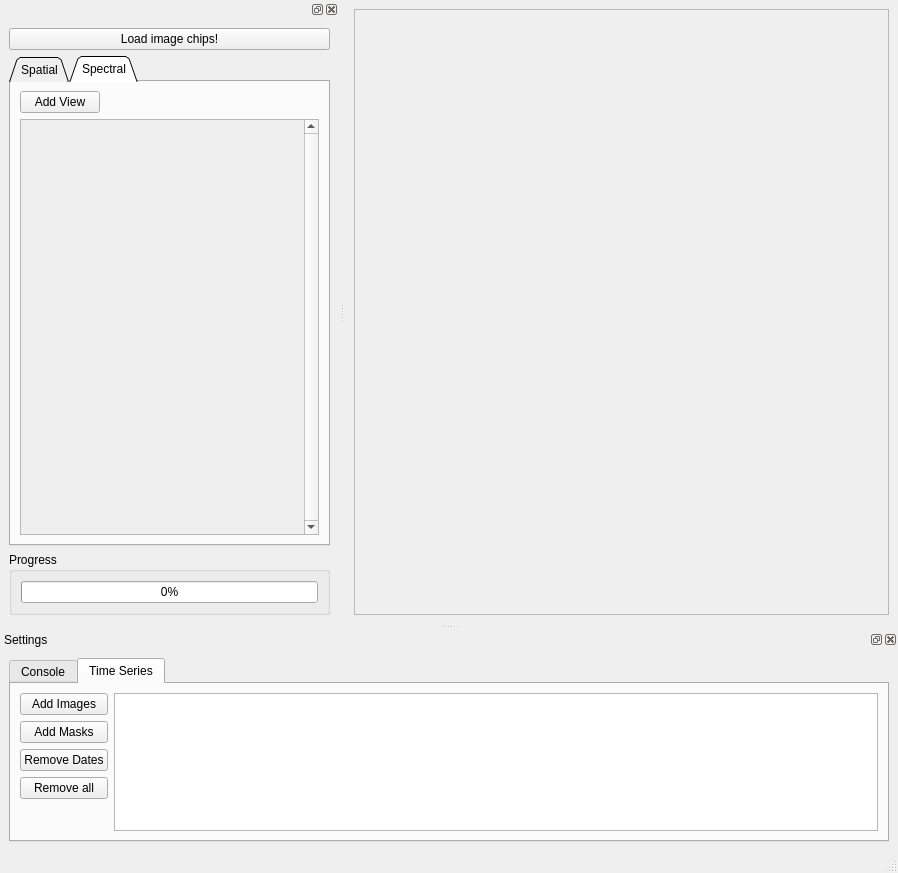
jakimowb/eo-time-series-viewer, file sensecarbon_tsv_gui_base.ui: the form before one commit.
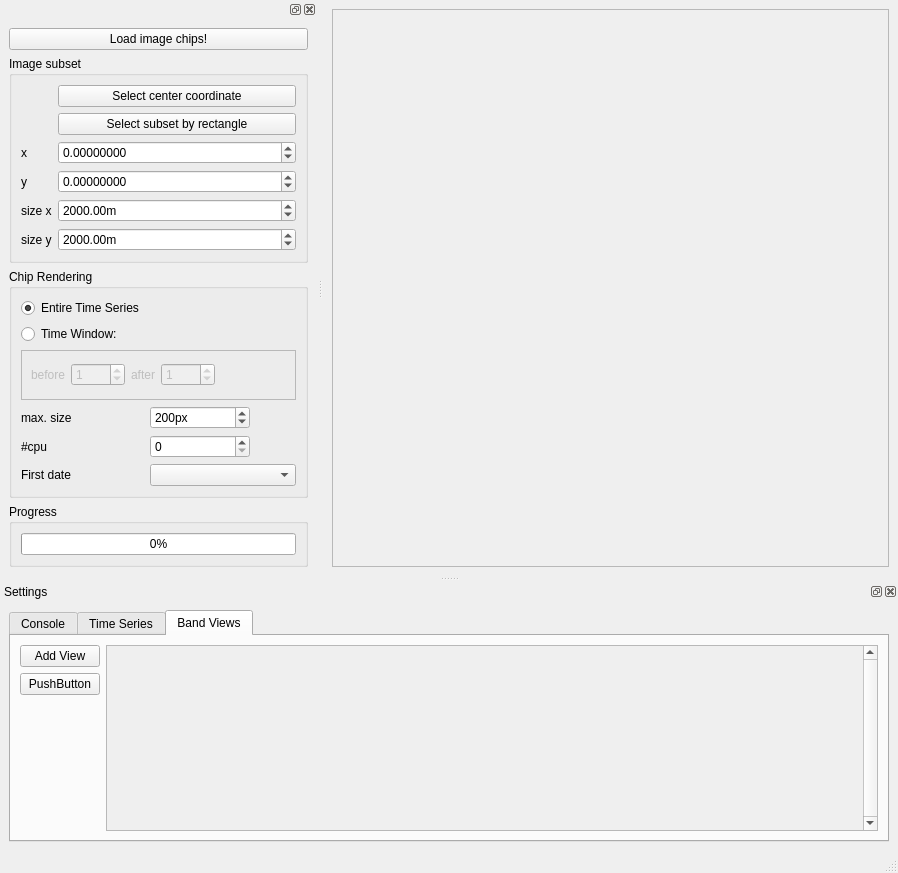
The form after the commit. The open tabs and pages were chosen to show the change.

What changed in the file:
```diff
--- a/sensecarbon_tsv_gui_base.ui
+++ b/sensecarbon_tsv_gui_base.ui
@@ -88,7 +88,7 @@
         <bool>true</bool>
        </property>
        <property name="currentIndex">
-        <number>1</number>
+        <number>2</number>
        </property>
        <widget class="QWidget" name="tab_console">
         <attribute name="title">
@@ -193,12 +193,101 @@
          </item>
         </layout>
        </widget>
-      </widget>
-     </item>
-    </layout>
-   </widget>
-  </widget>
-  <widget class="QDockWidget" name="dockWidget_2">
+       <widget class="QWidget" name="tab_bandViews">
+        <attribute name="title">
+         <string>Band Views</string>
+        </attribute>
+        <layout class="QHBoxLayout" name="horizontalLayout_4">
+         <item>
+          <layout class="QVBoxLayout" name="verticalLayout_8">
+           <item>
+            <widget class="QPushButton" name="btn_addBandView">
+             <property name="maximumSize">
+              <size>
+               <width>150</width>
+               <height>16777215</height>
+              </size>
+             </property>
+             <property name="text">
+              <string>Add View</string>
+             </property>
+            </widget>
+           </item>
+           <item>
+            <widget class="QPushButton" name="bnt_removeBandView">
+             <property name="maximumSize">
+              <size>
+               <width>150</width>
+               <height>16777215</height>
+              </size>
+             </property>
+             <property name="text">
+              <string>PushButton</string>
+             </property>
+            </widget>
+           </item>
+           <item>
+            <spacer name="verticalSpacer">
+             <property name="orientation">
+              <enum>Qt::Vertical</enum>
+             </property>
+             <property name="sizeHint" stdset="0">
+              <size>
+               <width>20</width>
+               <height>40</height>
+              </size>
+             </property>
+            </spacer>
+           </item>
+          </layout>
+         </item>
+         <item>
+          <widget class="QScrollArea" name="scrollArea_bandViews">
+           <property name="sizePolicy">
+            <sizepolicy hsizetype="Expanding" vsizetype="MinimumExpanding">
+             <horstretch>0</horstretch>
+             <verstretch>0</verstretch>
+            </sizepolicy>
+           </property>
+           <property name="verticalScrollBarPolicy">
+            <enum>Qt::ScrollBarAlwaysOn</enum>
+           </property>
+           <property name="horizontalScrollBarPolicy">
+            <enum>Qt::ScrollBarAsNeeded</enum>
+           </property>
+           <property name="widgetResizable">
+            <bool>true</bool>
+           </property>
+           <widget class="QWidget" name="scrollArea_bandViews_content">
+            <property name="geometry">
+             <rect>
+              <x>0</x>
+              <y>0</y>
+              <width>754</width>
+              <height>170</height>
+             </rect>
+            </property>
+            <property name="sizePolicy">
+             <sizepolicy hsizetype="MinimumExpanding" vsizetype="MinimumExpanding">
+              <horstretch>0</horstretch>
+              <verstretch>0</verstretch>
+             </sizepolicy>
+            </property>
+            <layout class="QGridLayout" name="gridLayout_4"/>
+           </widget>
+          </widget>
+         </item>
+        </layout>
+        <zorder></zorder>
+        <zorder></zorder>
+        <zorder>scrollArea_bandViews</zorder>
+       </widget>
+      </widget>
+     </item>
+    </layout>
+   </widget>
+  </widget>
+  <widget class="QDockWidget" name="dockWidget_left">
    <attribute name="dockWidgetArea">
     <number>1</number>
    </attribute>
@@ -215,28 +304,6 @@
       </widget>
      </item>
      <item>
-      <widget class="QTabWidget" name="tabWidget_viewsettings">
-       <property name="tabShape">
-        <enum>QTabWidget::Triangular</enum>
-       </property>
-       <property name="currentIndex">
-        <number>0</number>
-       </property>
-       <property name="elideMode">
-        <enum>Qt::ElideNone</enum>
-       </property>
-       <property name="documentMode">
-        <bool>false</bool>
-       </property>
-       <property name="movable">
-        <bool>false</bool>
-       </property>
-       <widget class="QWidget" name="tab_spatial">
-        <attribute name="title">
-         <string>Spatial</string>
-        </attribute>
-        <layout class="QVBoxLayout" name="verticalLayout_9">
-         <item>
           <widget class="QGroupBox" name="groupBox_spatialsubset">
            <property name="minimumSize">
             <size>
@@ -440,7 +507,14 @@
              </widget>
             </item>
             <item row="6" column="1" colspan="2">
-             <widget class="QComboBox" name="cb_centerdate"/>
+         <widget class="QComboBox" name="cb_centerdate">
+          <property name="sizePolicy">
+           <sizepolicy hsizetype="Preferred" vsizetype="Fixed">
+            <horstretch>0</horstretch>
+            <verstretch>0</verstretch>
+           </sizepolicy>
+          </property>
+         </widget>
             </item>
             <item row="4" column="0">
              <widget class="QLabel" name="label_11">
@@ -560,83 +634,6 @@
            </layout>
           </widget>
          </item>
-        </layout>
-       </widget>
-       <widget class="QWidget" name="tab_spectral">
-        <attribute name="title">
-         <string>Spectral</string>
-        </attribute>
-        <layout class="QVBoxLayout" name="verticalLayout_7">
-         <item>
-          <layout class="QHBoxLayout" name="horizontalLayout_4">
-           <item>
-            <widget class="QPushButton" name="btn_addBandView">
-             <property name="maximumSize">
-              <size>
-               <width>150</width>
-               <height>16777215</height>
-              </size>
-             </property>
-             <property name="text">
-              <string>Add View</string>
-             </property>
-            </widget>
-           </item>
-           <item>
-            <spacer name="horizontalSpacer">
-             <property name="orientation">
-              <enum>Qt::Horizontal</enum>
-             </property>
-             <property name="sizeHint" stdset="0">
-              <size>
-               <width>40</width>
-               <height>20</height>
-              </size>
-             </property>
-            </spacer>
-           </item>
-          </layout>
-         </item>
-         <item>
-          <widget class="QScrollArea" name="scrollArea_views">
-           <property name="sizePolicy">
-            <sizepolicy hsizetype="Preferred" vsizetype="MinimumExpanding">
-             <horstretch>0</horstretch>
-             <verstretch>0</verstretch>
-            </sizepolicy>
-           </property>
-           <property name="verticalScrollBarPolicy">
-            <enum>Qt::ScrollBarAlwaysOn</enum>
-           </property>
-           <property name="horizontalScrollBarPolicy">
-            <enum>Qt::ScrollBarAsNeeded</enum>
-           </property>
-           <property name="widgetResizable">
-            <bool>true</bool>
-           </property>
-           <widget class="QWidget" name="scrollArea_viewsWidget">
-            <property name="geometry">
-             <rect>
-              <x>0</x>
-              <y>0</y>
-              <width>262</width>
-              <height>376</height>
-             </rect>
-            </property>
-            <property name="sizePolicy">
-             <sizepolicy hsizetype="MinimumExpanding" vsizetype="MinimumExpanding">
-              <horstretch>0</horstretch>
-              <verstretch>0</verstretch>
-             </sizepolicy>
-            </property>
-            <layout class="QVBoxLayout" name="verticalLayout_4"/>
-           </widget>
-          </widget>
-         </item>
-        </layout>
-       </widget>
-      </widget>
-     </item>
      <item>
       <widget class="QGroupBox" name="groupBox">
        <property name="minimumSize">
@@ -659,6 +656,19 @@
        </layout>
       </widget>
      </item>
+     <item>
+      <spacer name="verticalSpacer_4">
+       <property name="orientation">
+        <enum>Qt::Vertical</enum>
+       </property>
+       <property name="sizeHint" stdset="0">
+        <size>
+         <width>20</width>
+         <height>40</height>
+        </size>
+       </property>
+      </spacer>
+     </item>
     </layout>
    </widget>
   </widget>
```
Left out of the diff: 21 changed lines with no effect on the pictures. Lines whose indentation alone changed are shown as unchanged.
